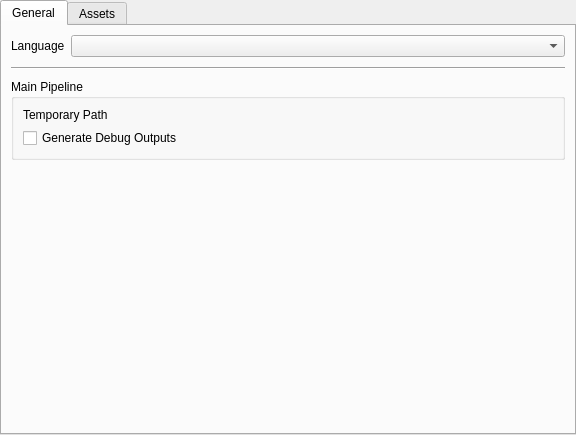
PrepPipe/preppipe-python, file src/preppipe_gui_pyside6/forms/settingwidget.ui: the form before one commit.
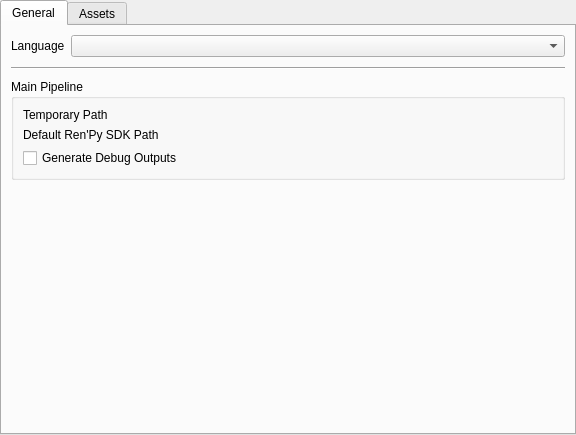
The form after the commit. Custom widgets are drawn as their Qt base class.

Commit message:
basic renpy integration (#26)
* basic renpy integration

* fix issue

```diff
--- a/src/preppipe_gui_pyside6/forms/settingwidget.ui
+++ b/src/preppipe_gui_pyside6/forms/settingwidget.ui
@@ -73,6 +73,26 @@
             </layout>
           </item>
           <item row="1" column="0" colspan="2">
+            <layout class="QHBoxLayout" name="renpySdkPathLayout">
+                <item>
+                    <widget class="QLabel" name="renpySdkPathLabel">
+                        <property name="sizePolicy">
+                            <sizepolicy hsizetype="Fixed" vsizetype="Fixed">
+                                <horstretch>0</horstretch>
+                                <verstretch>0</verstretch>
+                            </sizepolicy>
+                        </property>
+                        <property name="text">
+                        <string>Default Ren'Py SDK Path</string>
+                        </property>
+                    </widget>
+                </item>
+                <item>
+                    <widget class="FileSelectionWidget" name="renpySdkPathWidget" native="true"></widget>
+                </item>
+            </layout>
+          </item>
+          <item row="2" column="0" colspan="2">
            <widget class="QCheckBox" name="debugModeCheckBox">
             <property name="text">
              <string>Generate Debug Outputs</string>
```
The commit also changes 7 other files.
